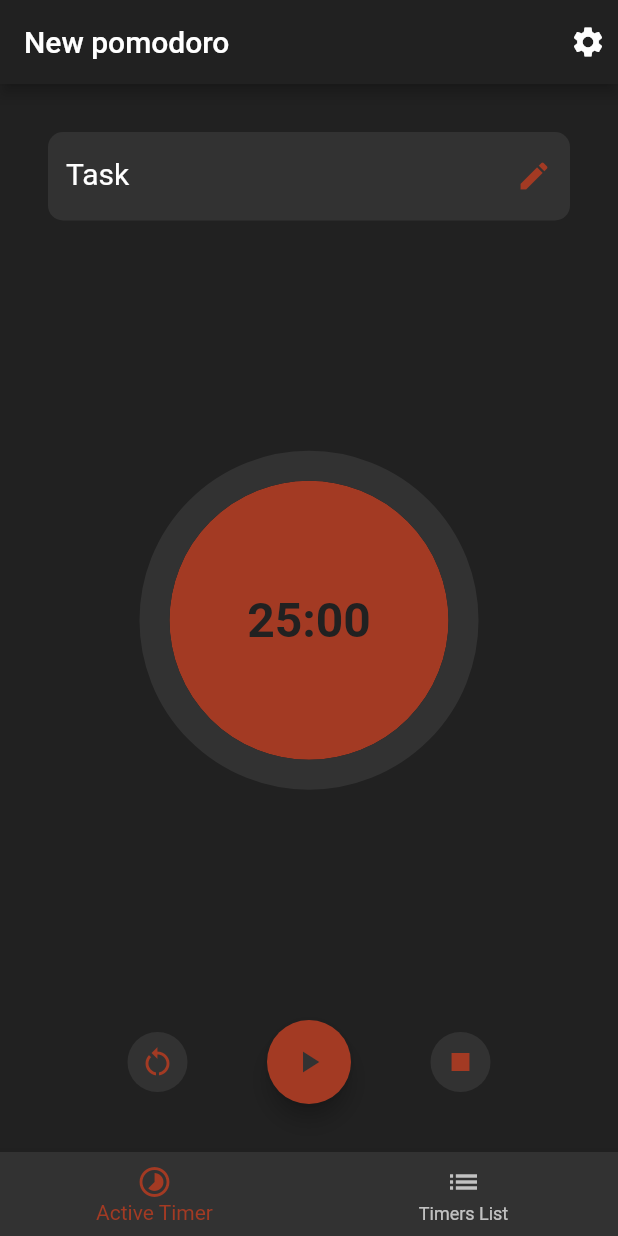
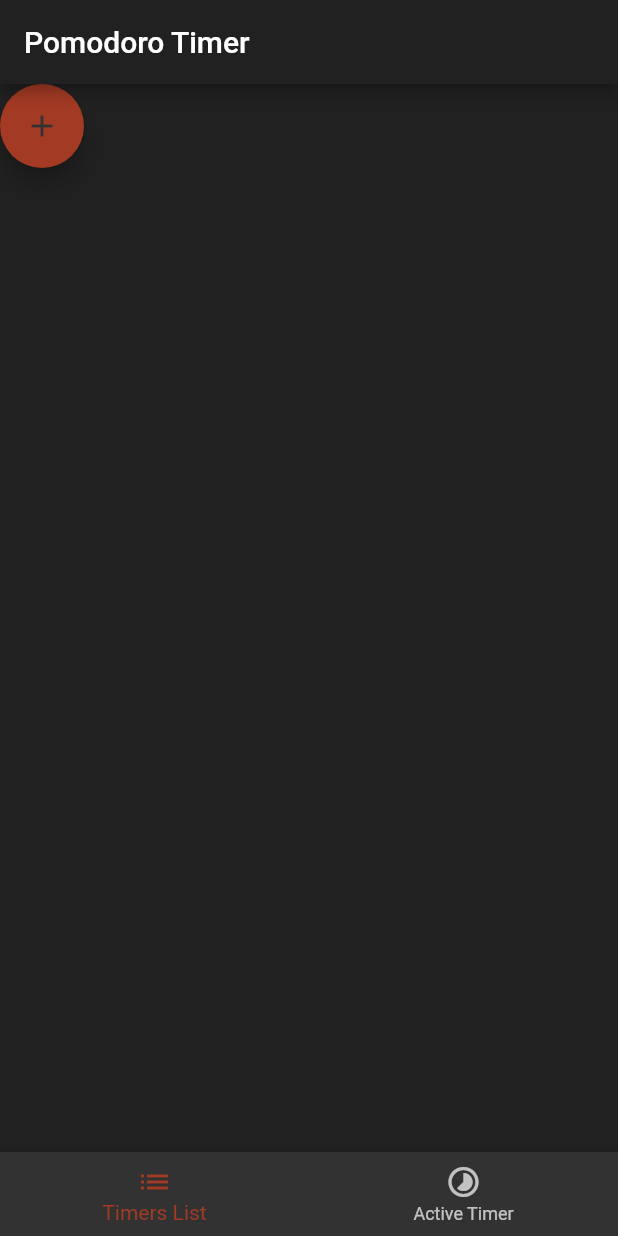
Before and after one commit to Rarvs/pomodoro-timer, a Flutter app: the screen it shows after launch, on a phone screen of 412 x 824 dp. Run offline on Flutter 3.47's test engine with Material 2 defaults, Android fonts, the phone set to English and light mode, and no system bars.

Commit message:
New home_screen and timer_page refactor

```diff
--- a/lib/main.dart
+++ b/lib/main.dart
@@ -1,6 +1,7 @@
 import 'package:flutter/material.dart';
 import 'package:pomodoro_timer/util/constants.dart';
-import 'package:pomodoro_timer/widgets/pomodoro_timer_page.dart';
+import 'package:pomodoro_timer/views/home_screen.dart';
+import 'package:pomodoro_timer/views/pomodoro_list_page.dart';
 
 void main() {
   runApp(PomodoroApp());
@@ -16,10 +17,7 @@ class PomodoroApp extends StatelessWidget {
           primaryColor: kPrimaryColor,
           accentColor: kAccentColor,
           scaffoldBackgroundColor: kPrimaryColor),
-      initialRoute: PomodoroTimerPage.routeKey,
-      routes: {
-        PomodoroTimerPage.routeKey: (context) => PomodoroTimerPage(),
-      },
+      home: HomeScreen(),
     );
   }
 }
--- a/lib/models/pomodoro.dart
+++ b/lib/models/pomodoro.dart
@@ -12,4 +12,8 @@ class Pomodoro {
       required this.longBreakTime,
       required this.shortBreakTime,
       required this.name});
+
+  static Pomodoro defaultPomodoro = Pomodoro(focusTime: 1, sections: 4, longBreakTime: 1, shortBreakTime: 2, name: 'New Pomodoro');
+
+
 }
--- /dev/null
+++ b/lib/views/home_screen.dart
@@ -0,0 +1,48 @@
+import 'package:flutter/material.dart';
+import 'package:pomodoro_timer/models/pomodoro.dart';
+import 'package:pomodoro_timer/util/constants.dart';
+import 'package:pomodoro_timer/views/pomodoro_list_page.dart';
+import 'package:pomodoro_timer/views/pomodoro_timer.dart';
+
+class HomeScreen extends StatefulWidget {
+  const HomeScreen({Key? key}) : super(key: key);
+
+  @override
+  _HomeScreenState createState() => _HomeScreenState();
+}
+
+class _HomeScreenState extends State<HomeScreen> {
+  int _currentPageIndex = 0;
+  final List _screensList = [PomodoroListPage(), PomodoroTimerPage(pomodoro: Pomodoro.defaultPomodoro),
+  ];
+
+  void _updatePageIndex(int value) {
+    setState(() {
+      _currentPageIndex = value;
+    });
+  }
+
+
+  @override
+  Widget build(BuildContext context) {
+    return Scaffold(
+      body: _screensList[_currentPageIndex],
+      bottomNavigationBar: BottomNavigationBar(
+        backgroundColor: kSecondaryColor,
+        currentIndex: _currentPageIndex,
+        onTap: (value) => _updatePageIndex(value),
+        items: [
+          BottomNavigationBarItem(
+            icon: Icon(Icons.list),
+            label: 'Timers List',
+          ),
+          BottomNavigationBarItem(
+            icon: Icon(Icons.timelapse),
+            label: 'Active Timer',
+          ),
+        ],
+        selectedItemColor: kAccentColor,
+      ),
+    );
+  }
+}
--- /dev/null
+++ b/lib/views/pomodoro_list_page.dart
@@ -0,0 +1,55 @@
+import 'package:flutter/material.dart';
+import 'package:pomodoro_timer/models/pomodoro.dart';
+import 'package:pomodoro_timer/util/constants.dart';
+
+import 'pomodoro_timer.dart';
+
+class PomodoroListPage extends StatefulWidget {
+  static final routeKey = 'pomodoro_page';
+  @override
+  _PomodoroListPageState createState() => _PomodoroListPageState();
+}
+
+class _PomodoroListPageState extends State<PomodoroListPage> {
+
+  List<Pomodoro> pomodoroList = [];
+
+  Pomodoro createPomodoro(){
+    Pomodoro newPomodoro = Pomodoro(name: 'New pomodoro',focusTime: 25, longBreakTime: 15, shortBreakTime: 5, sections: 5);
+    return newPomodoro;
+  }
+
+  late Pomodoro pomodoro;
+
+  @override
+  void initState() {
+    pomodoro = createPomodoro();
+    pomodoroList.add(pomodoro);
+    super.initState();
+  }
+
+  @override
+  Widget build(BuildContext context) {
+    return Scaffold(
+        appBar: AppBar(
+        title: Text(
+        'Pomodoro Timer',
+        style: kAppBarText,
+    ),),
+      body: Column(
+        children: [
+          FloatingActionButton(
+              child: Icon(
+                Icons.add,
+                color: kSecondaryColor,
+              ),
+              backgroundColor: kAccentColor,
+              onPressed:(){
+                createPomodoro();
+                print('button pressed');
+              }),
+        ],
+      ),
+    );
+  }
+}
--- a/lib/widgets/pomodoro_timer.dart
+++ /dev/null
@@ -1,127 +0,0 @@
-import 'package:circular_countdown_timer/circular_countdown_timer.dart';
-import 'package:flutter/material.dart';
-import 'package:pomodoro_timer/models/pomodoro.dart';
-import 'package:pomodoro_timer/models/pomodoro_controller.dart';
-import 'package:pomodoro_timer/util/constants.dart';
-
-class PomodoroTimer extends StatefulWidget {
-  PomodoroTimer({required this.pomodoro});
-
-  final Pomodoro pomodoro;
-
-  @override
-  _PomodoroTimerState createState() => _PomodoroTimerState();
-}
-
-class _PomodoroTimerState extends State<PomodoroTimer> {
-  CountDownController controller = CountDownController();
-  late Pomodoro pomodoro;
-  late PomodoroController pomodoroController;
-  int sectionTime = 0;
-  int section = 0;
-
-  void setPomodoroName(newPomodoroName) {
-    setState(() {});
-  }
-
-  @override
-  void initState() {
-    pomodoro = widget.pomodoro;
-    pomodoroController = PomodoroController(pomodoro: pomodoro);
-    pomodoroController.setSections();
-    section = pomodoroController.getFirstPosition();
-    sectionTime = pomodoroController.sections[section] * 60;
-    super.initState();
-  }
-
-  @override
-  Widget build(BuildContext context) {
-    return Padding(
-      padding: EdgeInsets.symmetric(horizontal: 32.0, vertical: 32.0),
-      child: Column(
-          mainAxisAlignment: MainAxisAlignment.spaceBetween,
-          crossAxisAlignment: CrossAxisAlignment.center,
-          children: [
-            Column(
-              crossAxisAlignment: CrossAxisAlignment.baseline,
-              textBaseline: TextBaseline.alphabetic,
-              children: [
-                Container(
-                  child: TextField(
-                      decoration: kInputTextFieldDecoration,
-                      onChanged: (value) {
-                        setState(() {
-                          setPomodoroName(value);
-                        });
-                      }),
-                ),
-              ],
-            ),
-            Container(
-              decoration: BoxDecoration(
-                color: kAccentColor,
-                shape: BoxShape.circle,
-              ),
-              child: CircularCountDownTimer(
-                controller: controller,
-                autoStart: false,
-                width: MediaQuery.of(context).size.width / 2,
-                height: MediaQuery.of(context).size.height / 2,
-                duration: sectionTime,
-                textStyle: kTimerText,
-                textFormat: CountdownTextFormat.MM_SS,
-                initialDuration: 0,
-                isReverse: true,
-                isReverseAnimation: true,
-                strokeWidth: 20,
-                ringColor: kPrimaryColor,
-                fillColor: kSecondaryColor,
-                onComplete: () {
-                  try {
-                    section = pomodoroController.getNextSection(section);
-                    sectionTime = pomodoroController.sections[section] * 60;
-                    controller.restart(duration: sectionTime);
-                  } catch (e) {
-                    controller.pause();
-                    print('Timer ended');
-                  }
-                },
-              ),
-            ),
-            Row(
-              mainAxisAlignment: MainAxisAlignment.spaceEvenly,
-              children: [
-                TextButton(
-                    child: Icon(Icons.restart_alt, color: kAccentColor),
-                    style: TextButton.styleFrom(
-                        backgroundColor: kSecondaryColor,
-                        shape: CircleBorder()),
-                    onPressed: () {
-                      controller.restart();
-                      print('restart button pressed');
-                    }),
-                FloatingActionButton(
-                    child: Icon(
-                      Icons.play_arrow,
-                      color: kSecondaryColor,
-                    ),
-                    backgroundColor: kAccentColor,
-                    onPressed: () {
-                      controller.start();
-                      print('button pressed');
-                    }),
-                TextButton(
-                    child: Icon(Icons.stop, color: kAccentColor),
-                    style: TextButton.styleFrom(
-                        backgroundColor: kSecondaryColor,
-                        shape: CircleBorder()),
-                    onPressed: () {
-                      controller.pause();
-                      print('pause button pressed');
-                    }),
-              ],
-            )
-          ]),
-    );
-  }
-}
--- a/lib/widgets/pomodoro_timer_page.dart
+++ /dev/null
@@ -1,69 +0,0 @@
-import 'package:flutter/material.dart';
-import 'package:pomodoro_timer/models/pomodoro.dart';
-import 'package:pomodoro_timer/util/constants.dart';
-
-import 'pomodoro_timer.dart';
-
-class PomodoroTimerPage extends StatefulWidget {
-  static final routeKey = 'pomodoro_page';
-  @override
-  _PomodoroTimerPageState createState() => _PomodoroTimerPageState();
-}
-
-class _PomodoroTimerPageState extends State<PomodoroTimerPage> {
-  int pomodoroFocusTime = 25;
-  int pomodoroLongBreakTime = 15;
-  int pomodoroShortBreakTime = 5;
-  int pomodoroSections = 5;
-  String pomodoroName = 'New pomodoro';
-
-  late Pomodoro pomodoro;
-
-  @override
-  void initState() {
-    pomodoro = Pomodoro(
-        focusTime: pomodoroFocusTime,
-        longBreakTime: pomodoroLongBreakTime,
-        shortBreakTime: pomodoroShortBreakTime,
-        sections: pomodoroSections,
-        name: pomodoroName);
-    super.initState();
-  }
-
-  @override
-  Widget build(BuildContext context) {
-    return Scaffold(
-      resizeToAvoidBottomInset: false,
-      appBar: AppBar(
-        title: Text(
-          pomodoroName,
-          style: kAppBarText,
-        ),
-        actions: [
-          Padding(
-            padding: const EdgeInsets.fromLTRB(8, 8, 8, 8),
-            child: InkWell(
-              child: Icon(Icons.settings),
-              onTap: () => print("Setting pressed"),
-            ),
-          ),
-        ],
-      ),
-      body: PomodoroTimer(pomodoro: pomodoro),
-      bottomNavigationBar: BottomNavigationBar(
-        backgroundColor: kSecondaryColor,
-        items: [
-          BottomNavigationBarItem(
-            icon: Icon(Icons.timelapse),
-            label: 'Active Timer',
-          ),
-          BottomNavigationBarItem(
-            icon: Icon(Icons.list),
-            label: 'Timers List',
-          ),
-        ],
-        selectedItemColor: kAccentColor,
-      ),
-    );
-  }
-}
--- a/pubspec.yaml
+++ b/pubspec.yaml
@@ -29,6 +29,7 @@ dependencies:
   # Use with the CupertinoIcons class for iOS style icons.
   cupertino_icons: ^1.0.2
   circular_countdown_timer: ^0.2.0
+  flutter_local_notifications: ^8.2.0
 
 dev_dependencies:
   flutter_test:
```
Also changed, not shown: lib/views/pomodoro_timer.dart (added, +157 -0 lines), lib/views/settings_page.dart (renamed from lib/widgets/settings_page.dart), pubspec.lock, 1 other file.
